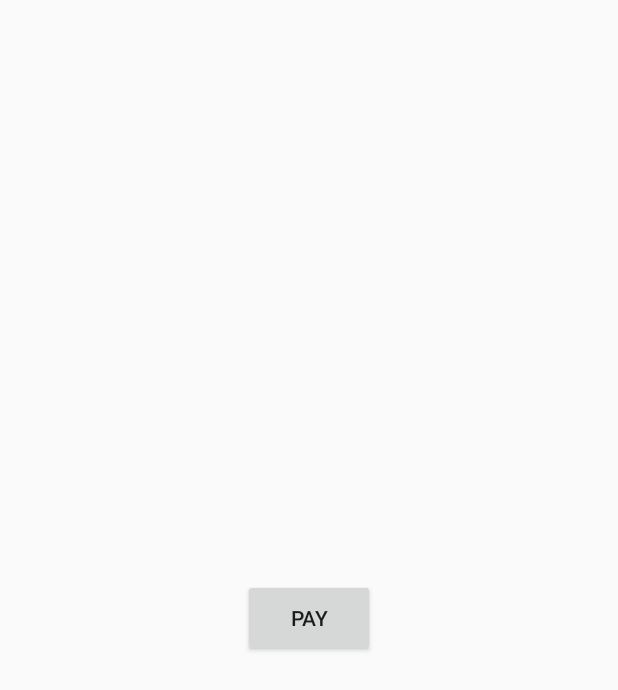
After one commit to techlibplanet/GatewayIntegration, an Android app: the layout activity_razorpay_integration.xml on its own in the app's theme, with its tools: preview values and no code run, on a phone screen of 412 x 824 dp. The commit adds this screen. Shown: the top 690 px of the screen. Run offline under Robolectric (Android 15) with nearby library versions, the phone set to English and light mode, and no system bars.

Commit message:
Off commit

```diff
--- a/app/build.gradle
+++ b/app/build.gradle
@@ -39,4 +39,7 @@ dependencies {
 
     implementation 'com.squareup.retrofit2:retrofit:2.2.0'
     implementation 'com.squareup.retrofit2:converter-gson:2.2.0'
+
+    // Razorpay
+    implementation 'com.razorpay:checkout:1.4.9'
 }
--- a/app/src/main/java/gatewayintegration/com/gatewayintegration/Constants.kt
+++ b/app/src/main/java/gatewayintegration/com/gatewayintegration/Constants.kt
@@ -23,6 +23,6 @@ object Constants {
     val INDUSTRY_TYPE_ID = "Retail" //Paytm industry type got it in paytm credential
 
     val WEBSITE = "APPSTAGING"
-//    val CALLBACK_URL = "https://pguat.paytm.com/paytmchecksum/paytmCallback.jsp"
-    val CALLBACK_URL = "https://securegw-stage.paytm.in/theia/paytmCallback?ORDER_ID="
+    val CALLBACK_URL = "https://pguat.paytm.com/paytmchecksum/paytmCallback.jsp"
+//    val CALLBACK_URL = "https://securegw-stage.paytm.in/theia/paytmCallback?ORDER_ID="
 }
--- a/app/src/main/java/gatewayintegration/com/gatewayintegration/PaytmApi.kt
+++ b/app/src/main/java/gatewayintegration/com/gatewayintegration/PaytmApi.kt
@@ -10,7 +10,7 @@ import retrofit2.http.FormUrlEncoded
 interface PaytmApi {
 
     @FormUrlEncoded
-    @POST("generateChecksum.php")
+    @POST("generate.php")
     fun getChecksum(
             @Field("MID") mId: String,
             @Field("ORDER_ID") orderId: String,
--- /dev/null
+++ b/app/src/main/res/layout/activity_razorpay_integration.xml
@@ -0,0 +1,22 @@
+<?xml version="1.0" encoding="utf-8"?>
+<android.support.constraint.ConstraintLayout xmlns:android="http://schemas.android.com/apk/res/android"
+    xmlns:app="http://schemas.android.com/apk/res-auto"
+    xmlns:tools="http://schemas.android.com/tools"
+    android:layout_width="match_parent"
+    android:layout_height="match_parent"
+    tools:context=".RazorpayIntegrationActivity">
+
+    <Button
+        android:id="@+id/buttonPay"
+        android:layout_width="wrap_content"
+        android:layout_height="52dp"
+        android:layout_marginStart="8dp"
+        android:layout_marginTop="8dp"
+        android:layout_marginEnd="8dp"
+        android:layout_marginBottom="8dp"
+        android:text="Pay"
+        app:layout_constraintBottom_toBottomOf="parent"
+        app:layout_constraintEnd_toEndOf="parent"
+        app:layout_constraintStart_toStartOf="parent"
+        app:layout_constraintTop_toTopOf="parent" />
+</android.support.constraint.ConstraintLayout>
```
Also changed, not shown: app/src/main/AndroidManifest.xml (+7 -2 lines), app/src/main/java/gatewayintegration/com/gatewayintegration/MainActivity.kt (+7 -2 lines), app/src/main/java/gatewayintegration/com/gatewayintegration/RazorpayIntegrationActivity.kt (added, +97 -0 lines).
